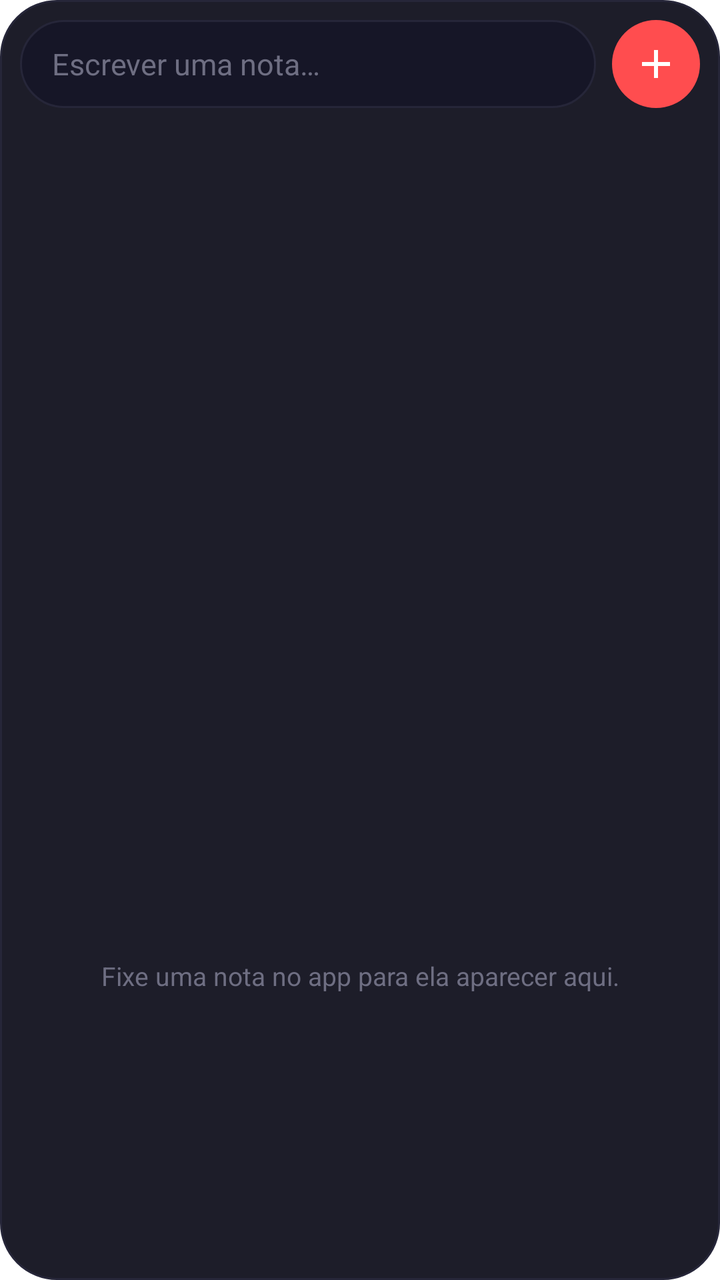
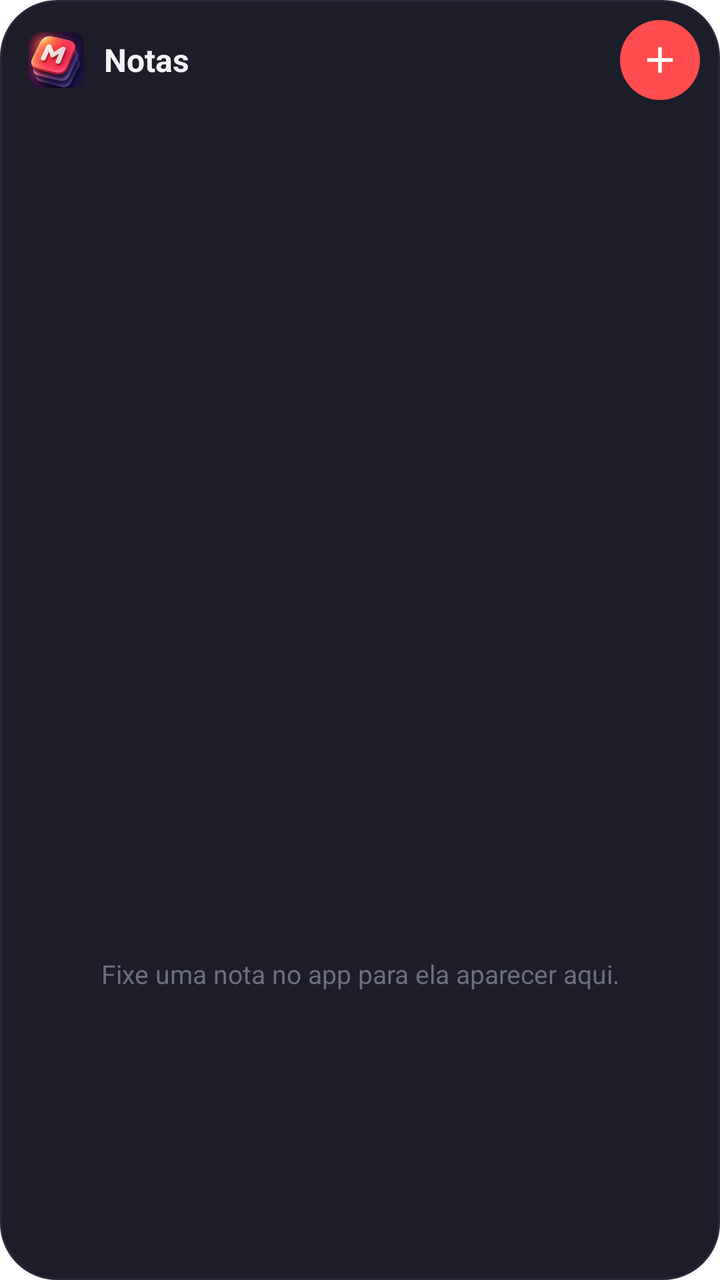

Compare the two renders of this Android layout. The source of the first and the diff that turns it into the second are given below.
<!-- AndroidManifest.xml: fallback theme Theme.MaterialComponents.DayNight.NoActionBar -->
<!-- res/layout/quick_capture_widget.xml -->
<?xml version="1.0" encoding="utf-8"?>
<LinearLayout xmlns:android="http://schemas.android.com/apk/res/android"
  android:id="@+id/quick_capture_root"
  android:layout_width="match_parent"
  android:layout_height="match_parent"
  android:background="@drawable/quick_capture_bg"
  android:orientation="vertical"
  android:padding="10dp">

  <LinearLayout
    android:layout_width="match_parent"
    android:layout_height="44dp"
    android:gravity="center_vertical"
    android:orientation="horizontal">

    <TextView
      android:id="@+id/quick_capture_field"
      android:layout_width="0dp"
      android:layout_height="match_parent"
      android:layout_weight="1"
      android:background="@drawable/quick_capture_field"
      android:gravity="center_vertical"
      android:paddingStart="16dp"
      android:paddingEnd="16dp"
      android:text="@string/quick_capture_hint"
      android:textColor="@color/quick_capture_text_tertiary"
      android:textSize="15sp" />

    <ImageView
      android:id="@+id/quick_capture_new"
      android:layout_width="44dp"
      android:layout_height="44dp"
      android:layout_marginStart="8dp"
      android:background="@drawable/quick_capture_plus_bg"
      android:contentDescription="@string/quick_capture_new"
      android:padding="10dp"
      android:src="@drawable/quick_capture_plus" />
  </LinearLayout>

  <ListView
    android:id="@+id/quick_capture_list"
    android:layout_width="match_parent"
    android:layout_height="0dp"
    android:layout_marginTop="8dp"
    android:layout_weight="1"
    android:divider="@android:color/transparent"
    android:dividerHeight="6dp"
    android:scrollbars="none" />

  <TextView
    android:id="@+id/quick_capture_empty"
    android:layout_width="match_parent"
    android:layout_height="0dp"
    android:layout_weight="1"
    android:gravity="center"
    android:padding="12dp"
    android:text="@string/quick_capture_empty"
    android:textColor="@color/quick_capture_text_tertiary"
    android:textSize="13sp" />
</LinearLayout>
<!-- resources referenced by this layout -->
<resources>
  <color name="quick_capture_text_tertiary">#FF6E6E82</color>
  <!-- drawable quick_capture_bg (drawable) -->
  <?xml version="1.0" encoding="utf-8"?>
  <shape xmlns:android="http://schemas.android.com/apk/res/android" android:shape="rectangle">
    <solid android:color="@color/quick_capture_bg" />
    <stroke android:width="1dp" android:color="@color/quick_capture_border" />
    <corners android:radius="@dimen/quick_capture_radius" />
  </shape>
  <!-- drawable quick_capture_field (drawable) -->
  <?xml version="1.0" encoding="utf-8"?>
  <shape xmlns:android="http://schemas.android.com/apk/res/android" android:shape="rectangle">
    <solid android:color="@color/quick_capture_card" />
    <stroke android:width="1dp" android:color="@color/quick_capture_border" />
    <corners android:radius="999dp" />
  </shape>
  <!-- drawable quick_capture_plus (drawable) -->
  <?xml version="1.0" encoding="utf-8"?>
  <vector xmlns:android="http://schemas.android.com/apk/res/android"
    android:width="24dp"
    android:height="24dp"
    android:viewportWidth="24"
    android:viewportHeight="24">
    <path
      android:fillColor="#FFFFFFFF"
      android:pathData="M11,5h2v6h6v2h-6v6h-2v-6H5v-2h6z" />
  </vector>
  <!-- drawable quick_capture_plus_bg (drawable) -->
  <?xml version="1.0" encoding="utf-8"?>
  <shape xmlns:android="http://schemas.android.com/apk/res/android" android:shape="oval">
    <solid android:color="@color/quick_capture_accent" />
  </shape>
  <string name="quick_capture_empty">Fixe uma nota no app para ela aparecer aqui.</string>
  <string name="quick_capture_hint">Escrever uma nota…</string>
  <string name="quick_capture_new">Nova nota</string>
  <color name="quick_capture_bg">#F211111E</color>
  <color name="quick_capture_border">#FF262639</color>
  <dimen name="quick_capture_radius">22dp</dimen>
  <color name="quick_capture_card">#FF161627</color>
  <color name="quick_capture_accent">#FFFF4D4F</color>
</resources>

<!-- the commit's change to res/layout/quick_capture_widget.xml (unified diff, before → after) -->
@@ -7,33 +7,45 @@
   android:orientation="vertical"
   android:padding="10dp">
 
+  
   <LinearLayout
     android:layout_width="match_parent"
-    android:layout_height="44dp"
+    android:layout_height="40dp"
     android:gravity="center_vertical"
     android:orientation="horizontal">
 
-    <TextView
-      android:id="@+id/quick_capture_field"
+    <LinearLayout
+      android:id="@+id/quick_capture_open"
       android:layout_width="0dp"
       android:layout_height="match_parent"
       android:layout_weight="1"
-      android:background="@drawable/quick_capture_field"
       android:gravity="center_vertical"
-      android:paddingStart="16dp"
-      android:paddingEnd="16dp"
-      android:text="@string/quick_capture_hint"
-      android:textColor="@color/quick_capture_text_tertiary"
-      android:textSize="15sp" />
+      android:orientation="horizontal"
+      android:paddingStart="4dp">
+
+      <ImageView
+        android:layout_width="28dp"
+        android:layout_height="28dp"
+        android:contentDescription="@string/quick_capture_open"
+        android:src="@drawable/quick_capture_logo" />
+
+      <TextView
+        android:layout_width="wrap_content"
+        android:layout_height="wrap_content"
+        android:layout_marginStart="10dp"
+        android:text="@string/quick_capture_widget_name"
+        android:textColor="@color/quick_capture_text"
+        android:textSize="16sp"
+        android:textStyle="bold" />
+    </LinearLayout>
 
     <ImageView
       android:id="@+id/quick_capture_new"
-      android:layout_width="44dp"
-      android:layout_height="44dp"
-      android:layout_marginStart="8dp"
+      android:layout_width="40dp"
+      android:layout_height="40dp"
       android:background="@drawable/quick_capture_plus_bg"
       android:contentDescription="@string/quick_capture_new"
-      android:padding="10dp"
+      android:padding="9dp"
       android:src="@drawable/quick_capture_plus" />
   </LinearLayout>
 
<!-- resource entries referenced after the edit -->
@@ -1,5 +1,6 @@
 <!-- resources referenced by this layout -->
 <resources>
+  <color name="quick_capture_text">#FFF4F4F8</color>
   <color name="quick_capture_text_tertiary">#FF6E6E82</color>
   <!-- drawable quick_capture_bg (drawable) -->
   <?xml version="1.0" encoding="utf-8"?>
@@ -8,13 +9,7 @@
     <stroke android:width="1dp" android:color="@color/quick_capture_border" />
     <corners android:radius="@dimen/quick_capture_radius" />
   </shape>
-  <!-- drawable quick_capture_field (drawable) -->
-  <?xml version="1.0" encoding="utf-8"?>
-  <shape xmlns:android="http://schemas.android.com/apk/res/android" android:shape="rectangle">
-    <solid android:color="@color/quick_capture_card" />
-    <stroke android:width="1dp" android:color="@color/quick_capture_border" />
-    <corners android:radius="999dp" />
-  </shape>
+  <!-- drawable quick_capture_logo: png bitmap (drawable-nodpi, 32478 bytes) -->
   <!-- drawable quick_capture_plus (drawable) -->
   <?xml version="1.0" encoding="utf-8"?>
   <vector xmlns:android="http://schemas.android.com/apk/res/android"
@@ -32,12 +27,12 @@
     <solid android:color="@color/quick_capture_accent" />
   </shape>
   <string name="quick_capture_empty">Fixe uma nota no app para ela aparecer aqui.</string>
-  <string name="quick_capture_hint">Escrever uma nota…</string>
   <string name="quick_capture_new">Nova nota</string>
+  <string name="quick_capture_open">Abrir o Markdown Viewer</string>
+  <string name="quick_capture_widget_name">Notas</string>
   <color name="quick_capture_bg">#F211111E</color>
   <color name="quick_capture_border">#FF262639</color>
   <dimen name="quick_capture_radius">22dp</dimen>
-  <color name="quick_capture_card">#FF161627</color>
   <color name="quick_capture_accent">#FFFF4D4F</color>
 </resources>
 
